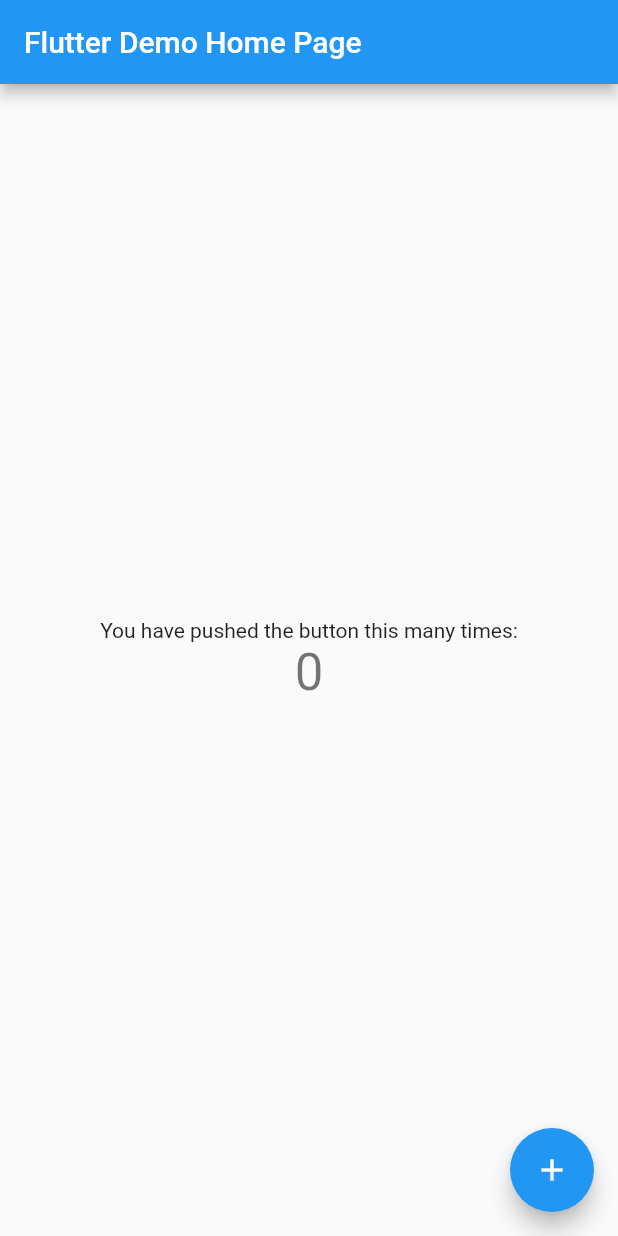
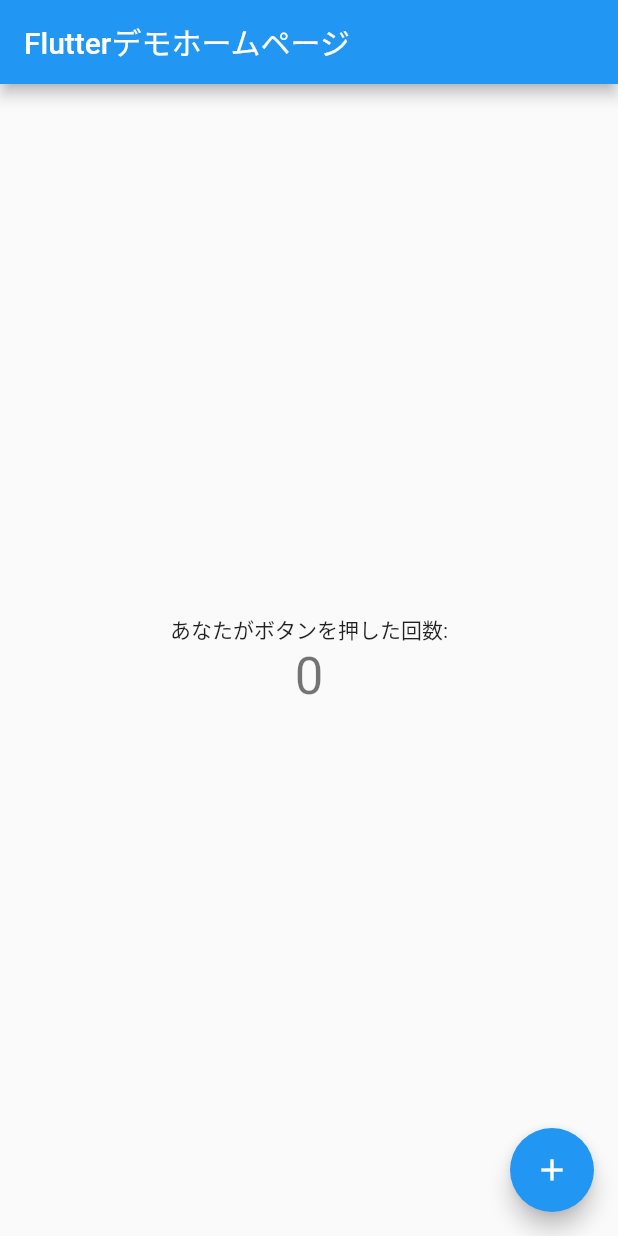
Before and after one commit to tkm1988/practice-flutter, a Flutter app: the screen it shows after launch, on a phone screen of 412 x 824 dp. Run offline on Flutter 3.47's test engine with Material 2 defaults, Android fonts, the phone set to English and light mode, and no system bars.

Commit message:
タイトル等日本語化

```diff
--- a/lib/main.dart
+++ b/lib/main.dart
@@ -9,7 +9,7 @@ class MyApp extends StatelessWidget {
   @override
   Widget build(BuildContext context) {
     return MaterialApp(
-      title: 'Flutter Demo',
+      title: 'Flutterデモアプリ',
       theme: ThemeData(
         // This is the theme of your application.
         //
@@ -26,7 +26,7 @@ class MyApp extends StatelessWidget {
         // closer together (more dense) than on mobile platforms.
         visualDensity: VisualDensity.adaptivePlatformDensity,
       ),
-      home: MyHomePage(title: 'Flutter Demo Home Page'),
+      home: MyHomePage(title: 'Flutterデモホームページ'),
     );
   }
 }
@@ -98,7 +98,7 @@ class _MyHomePageState extends State<MyHomePage> {
           mainAxisAlignment: MainAxisAlignment.center,
           children: <Widget>[
             Text(
-              'You have pushed the button this many times:',
+              'あなたがボタンを押した回数:',
             ),
             Text(
               '$_counter',
```
Also changed, not shown: 2 other files.
